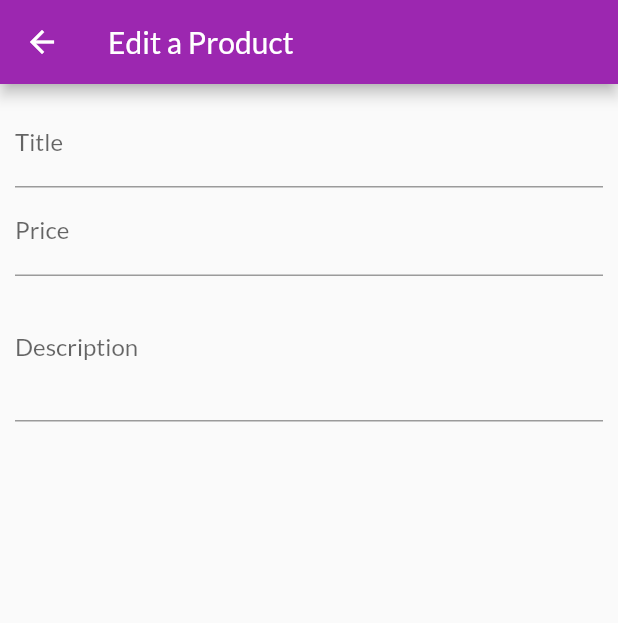
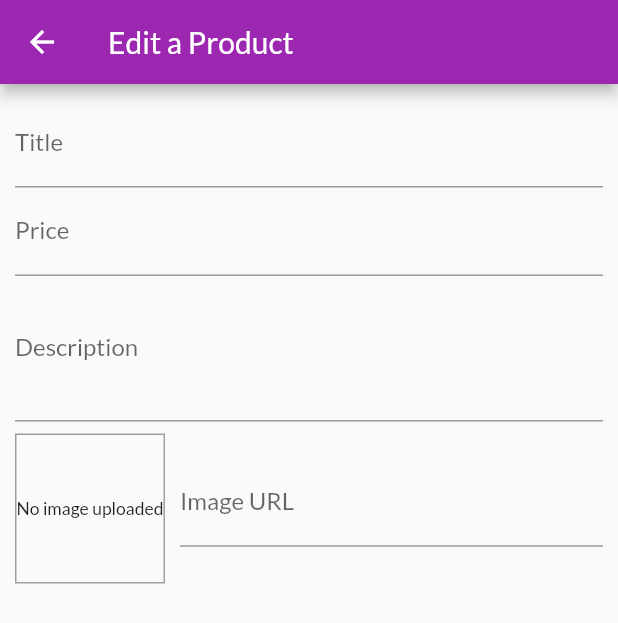
Before and after one commit to Isaacobuya5/shop_mobile_app, a Flutter app: the EditProductScreen screen opened by its route, on a phone screen of 412 x 824 dp. Shown: the top 623 px of the screen. Run offline on Flutter 3.47's test engine with Material 2 defaults, Android fonts, the phone set to English and light mode, and no system bars; network calls fail.

Commit message:
add form field to upload an image and container to preview the image

```diff
--- a/lib/screens/EditProductScreen.dart
+++ b/lib/screens/EditProductScreen.dart
@@ -12,10 +12,13 @@ class _EditProductScreenState extends State<EditProductScreen> {
   final _priceFocusNode = FocusNode();
   final _descriptionFocusNode = FocusNode();
 
+  final _imageUrlController = TextEditingController();
+
 @override
 dispose() {
 _priceFocusNode.dispose();
 _descriptionFocusNode.dispose();
+_imageUrlController.dispose();
 super.dispose();
 }
 
@@ -57,6 +60,35 @@ super.dispose();
               maxLines: 3,
               focusNode: _descriptionFocusNode,
             ),
+            Row(
+              children: <Widget> [
+                Container(
+                  width: 100,
+                  height: 100,
+                  margin: const EdgeInsets.only(
+                    top: 8.0,
+                    right: 10.0
+                  ),
+                  decoration: BoxDecoration(
+                    border: Border.all(
+                      width: 1,
+                      color: Colors.grey
+                    )),
+                  child: Container(
+                    child: FittedBox(
+                      child: _imageUrlController.text.isEmpty ? Text('No image uploaded') : Image.network(_imageUrlController.text, fit: BoxFit.cover,)
+                    ),
+                  ),),
+                  Expanded(
+                      child: TextFormField(
+                      decoration: InputDecoration(labelText: 'Image URL'),
+                      keyboardType: TextInputType.url,
+                      textInputAction: TextInputAction.done,
+                      controller: _imageUrlController,
+                    ),
+                  )
+              ]
+            )
           ],),),
       ),
     );
```
